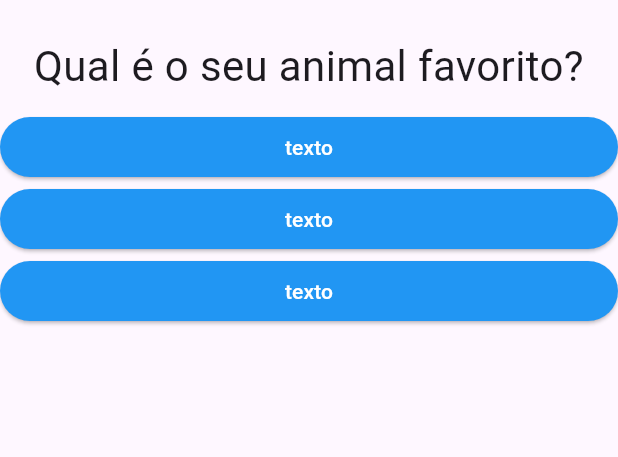
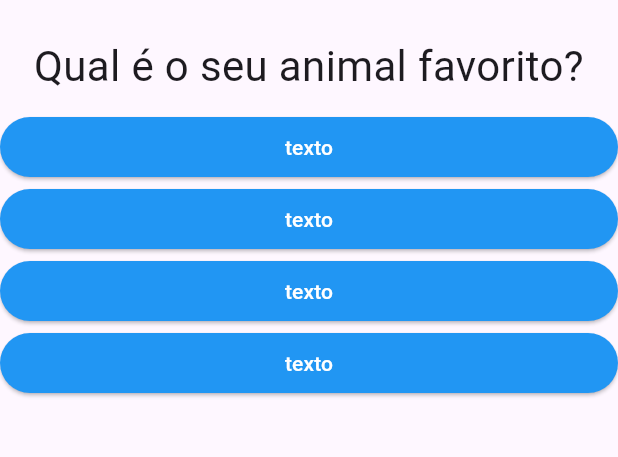
Before and after one commit to beto-luis/projeto_perguntas, a Flutter app: the screen it shows after launch, after a tap on "texto", on a phone screen of 412 x 824 dp, the part 63-520 px from its top. Run offline on Flutter 3.47's test engine with Material 3 defaults, Android fonts, the phone set to English and light mode, and no system bars.

Commit message:
Resultado

```diff
--- a/lib/main.dart
+++ b/lib/main.dart
@@ -1,22 +1,13 @@
 import 'package:flutter/material.dart';
 import './questao.dart';
 import './respostas.dart';
+import './resultado.dart';
 
-main() => runApp(PerguntaApp());
+main() => runApp(const PerguntaApp());
 
 class PerguntaAppState extends State<PerguntaApp> {
   var _perguntaSelecionada = 0;
-
-  void _responder() {
-    setState(() {
-      _perguntaSelecionada++;
-    });
-    print(_perguntaSelecionada);
-  }
-
-  @override
-  Widget build(BuildContext context) {
-    final List<Map<String, Object>> perguntas = [
+  final _perguntas = const [
     {
       'texto': 'Qual é a sua cor favorita?',
       'respostas': ['Preto', 'Vermelho', 'Verde', 'Branco']
@@ -31,19 +22,37 @@ class PerguntaAppState extends State<PerguntaApp> {
     }
   ];
 
+  void _responder() {
+    if (temPerguntaSelecionada) {
+      setState(() {
+        _perguntaSelecionada++;
+      });
+    }
+  }
+
+  bool get temPerguntaSelecionada {
+    return _perguntaSelecionada < _perguntas.length;
+  }
+
+  @override
+  Widget build(BuildContext context) {
+    List<String> respostas = temPerguntaSelecionada
+        ? _perguntas[_perguntaSelecionada]['respostas'] as List<String>
+        : [];
+
     return MaterialApp(
       home: Scaffold(
         appBar: AppBar(
           title: const Text('Perguntas'),
         ),
-        body: Column(
-          children: <Widget>[
-            Questao(perguntas[_perguntaSelecionada]['texto'].toString()),
-            Resposta('Resposta ', _responder),
-            Resposta('Resposta ', _responder),
-            Resposta('Resposta ', _responder),
+        body: temPerguntaSelecionada
+            ? Column(
+                children: [
+                  Questao(_perguntas[_perguntaSelecionada]['texto'] as String),
+                  ...respostas.map((t) => Resposta(t, _responder)).toList(),
                 ],
-        ),
+              )
+              :  const Resultado(),
       ),
     );
   }
--- /dev/null
+++ b/lib/resultado.dart
@@ -0,0 +1,15 @@
+import 'package:flutter/material.dart';
+
+class Resultado extends StatelessWidget {
+  const Resultado({super.key});
+
+  @override
+  Widget build(BuildContext context) {
+    return const Center(
+      child: Text(
+        'Parabéns2!',
+        style: TextStyle(fontSize: 28),
+      ),
+    );
+  }
+}
```
Lines whose indentation alone changed are shown as unchanged.
